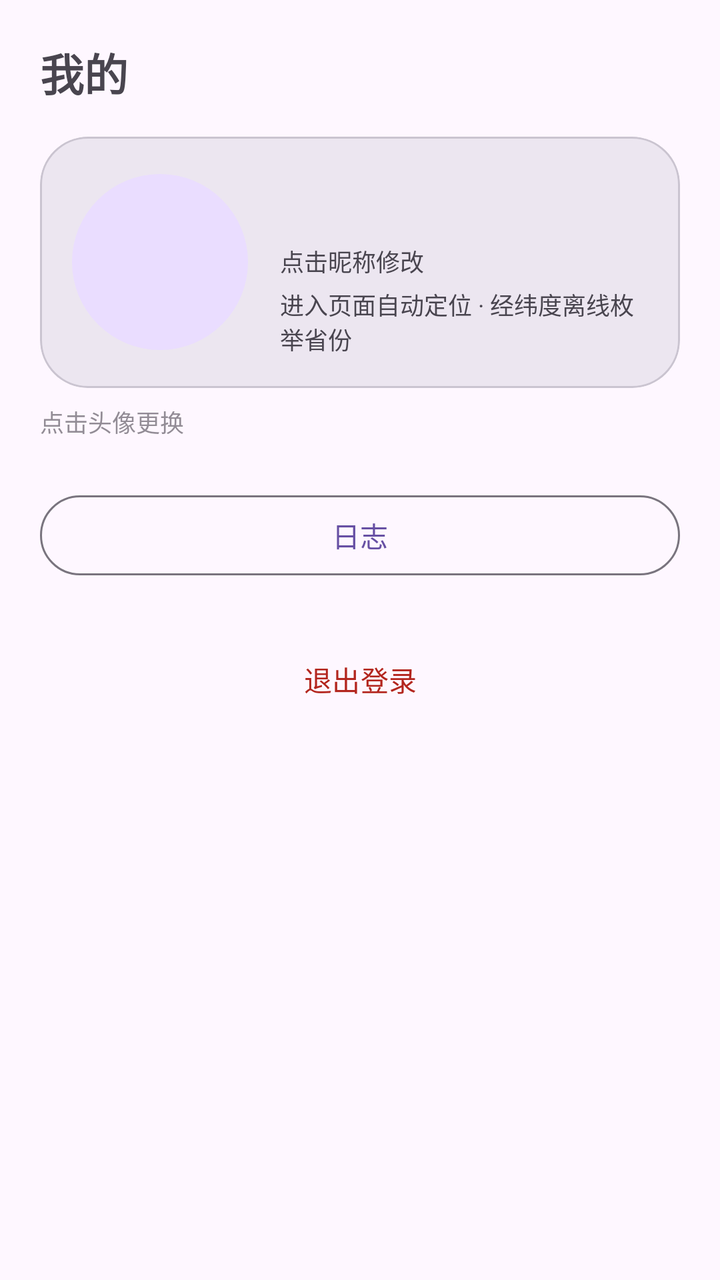
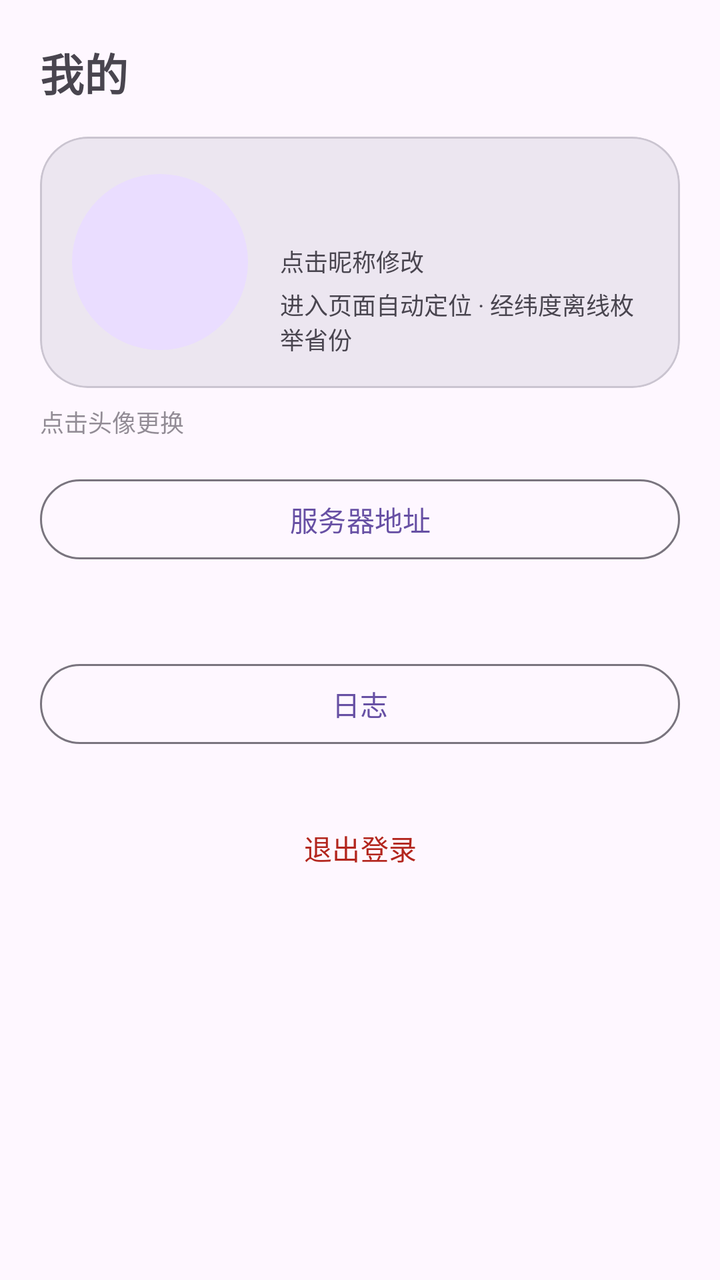

The first picture is an Android layout as it rendered before a commit; the second is the same layout after the commit. The layout source and the unified diff follow.
<!-- AndroidManifest.xml: application theme Theme.Keyou -->
<!-- res/layout/page_mine.xml -->
<?xml version="1.0" encoding="utf-8"?>
<ScrollView xmlns:android="http://schemas.android.com/apk/res/android"
    xmlns:app="http://schemas.android.com/apk/res-auto"
    android:layout_width="match_parent"
    android:layout_height="match_parent"
    android:padding="20dp"
    android:paddingBottom="104dp"
    android:fillViewport="true">

    <LinearLayout
        android:layout_width="match_parent"
        android:layout_height="wrap_content"
        android:orientation="vertical">

        <TextView
            android:layout_width="wrap_content"
            android:layout_height="wrap_content"
            android:text="@string/nav_mine"
            android:textSize="22sp"
            android:textStyle="bold"
            android:layout_marginBottom="16dp" />

        
        <com.google.android.material.card.MaterialCardView
            android:layout_width="match_parent"
            android:layout_height="wrap_content"
            app:cardCornerRadius="24dp"
            app:cardElevation="0dp"
            app:cardBackgroundColor="?attr/colorSurfaceContainerHigh">

            <LinearLayout
                android:layout_width="match_parent"
                android:layout_height="wrap_content"
                android:orientation="horizontal"
                android:gravity="center_vertical"
                android:padding="16dp">

                <FrameLayout
                    android:id="@+id/fl_avatar"
                    android:layout_width="88dp"
                    android:layout_height="88dp"
                    android:background="?attr/selectableItemBackgroundBorderless"
                    android:contentDescription="@string/mine_avatar_hint"
                    android:clickable="true"
                    android:focusable="true">

                    <TextView
                        android:id="@+id/tv_avatar_letter"
                        android:layout_width="match_parent"
                        android:layout_height="match_parent"
                        android:background="@drawable/bg_avatar_circle"
                        android:gravity="center"
                        android:textColor="@color/md_on_primary_container"
                        android:textSize="32sp"
                        android:textStyle="bold" />

                    <ImageView
                        android:id="@+id/iv_avatar"
                        android:layout_width="match_parent"
                        android:layout_height="match_parent"
                        android:contentDescription="@string/mine_avatar_hint"
                        android:scaleType="centerCrop"
                        android:visibility="gone" />
                </FrameLayout>

                <LinearLayout
                    android:layout_width="0dp"
                    android:layout_height="wrap_content"
                    android:layout_weight="1"
                    android:layout_marginStart="16dp"
                    android:orientation="vertical">

                    <LinearLayout
                        android:layout_width="match_parent"
                        android:layout_height="wrap_content"
                        android:gravity="center_vertical"
                        android:orientation="horizontal">

                        <TextView
                            android:id="@+id/tv_nickname"
                            android:layout_width="wrap_content"
                            android:layout_height="wrap_content"
                            android:paddingVertical="4dp"
                            android:textSize="22sp"
                            android:textStyle="bold" />

                        
                        <TextView
                            android:id="@+id/tv_province"
                            android:layout_width="wrap_content"
                            android:layout_height="wrap_content"
                            android:layout_marginStart="10dp"
                            android:textColor="?attr/colorPrimary"
                            android:textSize="16sp"
                            android:textStyle="bold"
                            android:visibility="gone" />
                    </LinearLayout>

                    <TextView
                        android:layout_width="wrap_content"
                        android:layout_height="wrap_content"
                        android:text="@string/mine_nickname_hint"
                        android:textSize="12sp"
                        android:textColor="?attr/colorOnSurfaceVariant" />

                    <TextView
                        android:id="@+id/tv_location_detail"
                        android:layout_width="wrap_content"
                        android:layout_height="wrap_content"
                        android:layout_marginTop="4dp"
                        android:text="@string/mine_location_hint"
                        android:textColor="?attr/colorOnSurfaceVariant"
                        android:textSize="12sp" />
                </LinearLayout>
            </LinearLayout>
        </com.google.android.material.card.MaterialCardView>

        <TextView
            android:layout_width="wrap_content"
            android:layout_height="wrap_content"
            android:layout_marginTop="8dp"
            android:alpha="0.6"
            android:text="@string/mine_avatar_hint"
            android:textSize="12sp" />

        <Button
            android:id="@+id/btn_logs"
            style="@style/Widget.Material3.Button.OutlinedButton"
            android:layout_width="match_parent"
            android:layout_height="wrap_content"
            android:layout_marginTop="24dp"
            android:text="@string/log_title" />

        <Button
            android:id="@+id/btn_logout"
            style="@style/Widget.Material3.Button.TextButton"
            android:layout_width="match_parent"
            android:layout_height="wrap_content"
            android:layout_marginTop="24dp"
            android:text="@string/mine_logout"
            android:textColor="?attr/colorError" />

    </LinearLayout>
</ScrollView>
<!-- resources referenced by this layout -->
<resources>
  <color name="md_on_primary_container">#21005D</color>
  <!-- drawable bg_avatar_circle (drawable) -->
  <?xml version="1.0" encoding="utf-8"?>
  <shape xmlns:android="http://schemas.android.com/apk/res/android"
      android:shape="oval">
      <solid android:color="@color/md_primary_container" />
  </shape>
  <string name="log_title">日志</string>
  <string name="mine_avatar_hint">点击头像更换</string>
  <string name="mine_location_hint">进入页面自动定位 · 经纬度离线枚举省份</string>
  <string name="mine_logout">退出登录</string>
  <string name="mine_nickname_hint">点击昵称修改</string>
  <string name="nav_mine">我的</string>
  <style name="Theme.Keyou" parent="Theme.Material3.DayNight.NoActionBar" />
  <color name="md_primary_container">#EADDFF</color>
</resources>

<!-- the commit's change to res/layout/page_mine.xml (unified diff, before → after) -->
@@ -124,6 +124,23 @@
             android:textSize="12sp" />
 
         <Button
+            android:id="@+id/btn_server"
+            style="@style/Widget.Material3.Button.OutlinedButton"
+            android:layout_width="match_parent"
+            android:layout_height="wrap_content"
+            android:layout_marginTop="16dp"
+            android:text="@string/server_title" />
+
+        
+        <TextView
+            android:id="@+id/tv_server"
+            android:layout_width="match_parent"
+            android:layout_height="wrap_content"
+            android:layout_marginTop="4dp"
+            android:textColor="?attr/colorOnSurfaceVariant"
+            android:textSize="12sp" />
+
+        <Button
             android:id="@+id/btn_logs"
             style="@style/Widget.Material3.Button.OutlinedButton"
             android:layout_width="match_parent"
<!-- resource entries referenced after the edit -->
@@ -13,6 +13,7 @@
   <string name="mine_logout">退出登录</string>
   <string name="mine_nickname_hint">点击昵称修改</string>
   <string name="nav_mine">我的</string>
+  <string name="server_title">服务器地址</string>
   <style name="Theme.Keyou" parent="Theme.Material3.DayNight.NoActionBar" />
   <color name="md_primary_container">#EADDFF</color>
 </resources>
